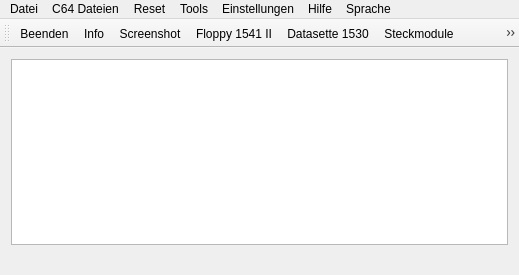
Above: src/main_window.ui from ThKattanek/emu64 before the change. Below: the same form after it.
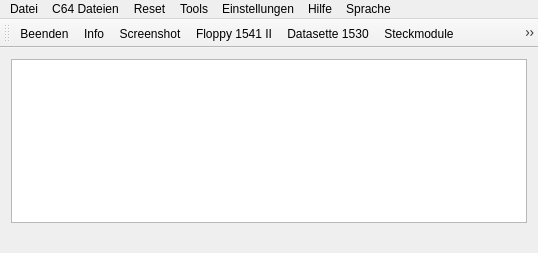
That is the form after the change. Icons and pictures are not drawn.

The edit to the form file:
```diff
--- a/src/main_window.ui
+++ b/src/main_window.ui
@@ -9,8 +9,8 @@
    <rect>
     <x>0</x>
     <y>0</y>
-    <width>519</width>
-    <height>275</height>
+    <width>538</width>
+    <height>253</height>
    </rect>
   </property>
   <property name="mouseTracking">
@@ -79,6 +79,9 @@
       <attribute name="verticalHeaderVisible">
        <bool>false</bool>
       </attribute>
+      <attribute name="verticalHeaderMinimumSectionSize">
+       <number>10</number>
+      </attribute>
       <attribute name="verticalHeaderHighlightSections">
        <bool>false</bool>
       </attribute>
@@ -145,7 +148,7 @@
     <rect>
      <x>0</x>
      <y>0</y>
-     <width>519</width>
+     <width>538</width>
      <height>27</height>
     </rect>
    </property>
```
